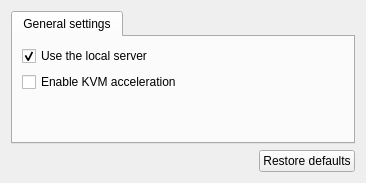
Qt form gns3/modules/qemu/ui/qemu_preferences_page.ui (mpplab/MNSS) before a commit.
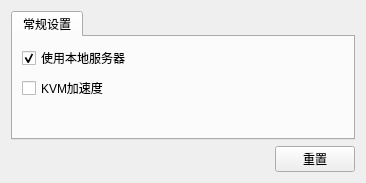
The same form after that commit.

Diff of the .ui file:
```diff
--- a/gns3/modules/qemu/ui/qemu_preferences_page.ui
+++ b/gns3/modules/qemu/ui/qemu_preferences_page.ui
@@ -24,13 +24,13 @@
      </property>
      <widget class="QWidget" name="uiServerSettingsTabWidget">
       <attribute name="title">
-       <string>General settings</string>
+       <string>常规设置</string>
       </attribute>
       <layout class="QVBoxLayout" name="verticalLayout_2">
        <item>
         <widget class="QCheckBox" name="uiUseLocalServercheckBox">
          <property name="text">
-          <string>Use the local server</string>
+          <string>使用本地服务器</string>
          </property>
          <property name="checked">
           <bool>true</bool>
@@ -40,7 +40,7 @@
        <item>
         <widget class="QCheckBox" name="uiKVMAccelerationCheckBox">
          <property name="text">
-          <string>Enable KVM acceleration</string>
+          <string>KVM加速度</string>
          </property>
         </widget>
        </item>
@@ -79,7 +79,7 @@
      <item>
       <widget class="QPushButton" name="uiRestoreDefaultsPushButton">
        <property name="text">
-        <string>Restore defaults</string>
+        <string>重置</string>
        </property>
       </widget>
      </item>
```
